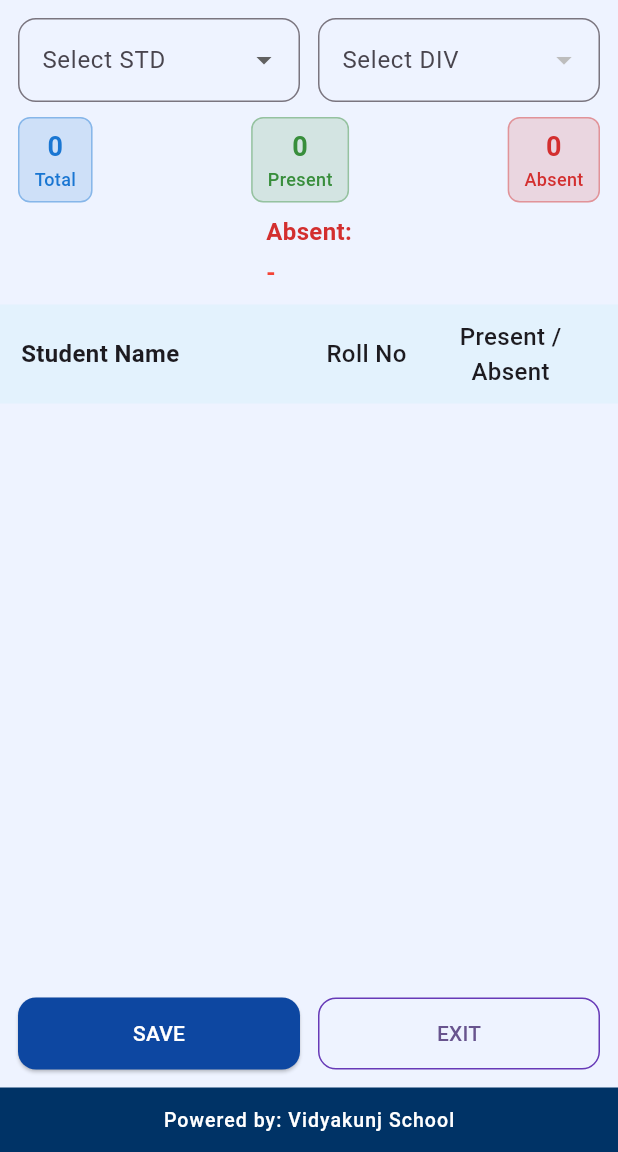
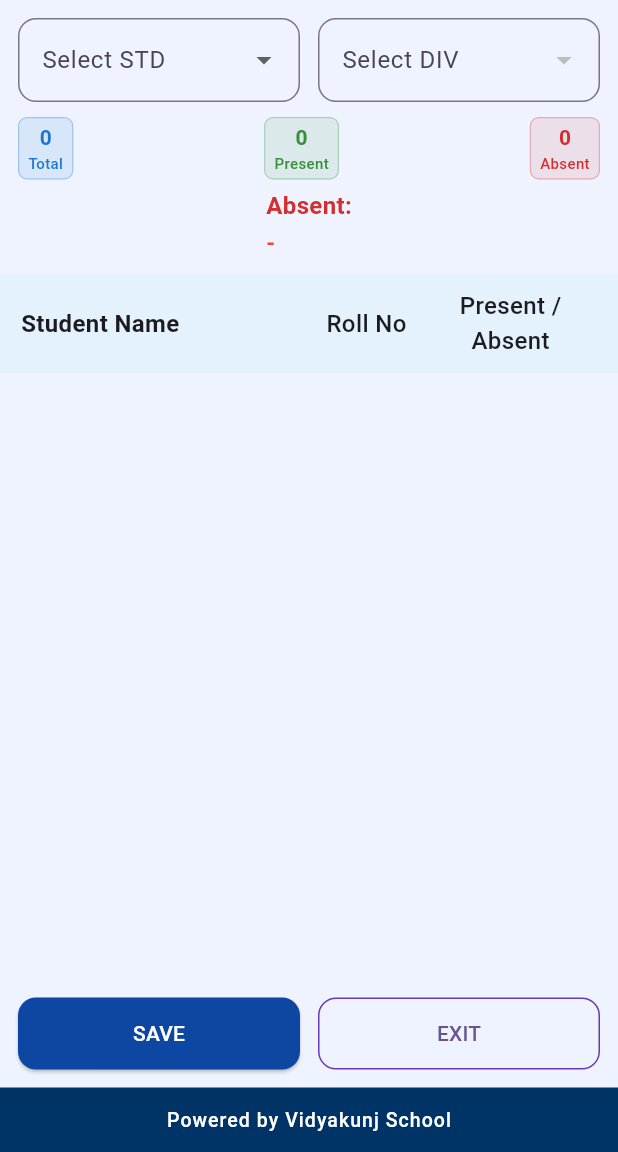
Before and after one commit to vidyakunj/vidyakunj-full-ready, a Flutter app: the screen it shows after launch, on a phone screen of 412 x 824 dp, the part 84-1236 px from its top. Run offline on Flutter 3.47's test engine with Material 3 defaults, Android fonts, the phone set to English and light mode, and no system bars; our stand-ins replace csv, file_picker.

Commit message:
Update new_attendance_screen.dart

```diff
--- a/lib/screens/new_attendance_screen.dart
+++ b/lib/screens/new_attendance_screen.dart
@@ -135,7 +135,7 @@ class _NewAttendanceScreenState extends State<NewAttendanceScreen> {
       backgroundColor: const Color(0xffeef3ff),
 
       appBar: AppBar(
-        backgroundColor: const Color(0xff003366), // Navy Blue
+        backgroundColor: const Color(0xff003366), // NAVY BLUE
         elevation: 4,
         titleSpacing: 0,
         title: Row(
@@ -196,20 +196,20 @@ class _NewAttendanceScreenState extends State<NewAttendanceScreen> {
 
           const SizedBox(height: 10),
 
-          // ------------------------------ COMPACT COUNTERS ------------------------------
+          // ------------------------------ ULTRA-COMPACT COUNTERS ------------------------------
           Padding(
             padding: const EdgeInsets.symmetric(horizontal: 12),
             child: Row(
               mainAxisAlignment: MainAxisAlignment.spaceBetween,
               children: [
-                _compactCounter("Total", students.length, Colors.blue.shade700),
-                _compactCounter("Present", students.where((e) => e.isPresent).length, Colors.green.shade700),
-                _compactCounter("Absent", students.where((e) => !e.isPresent).length, Colors.red.shade700),
+                _tinyCounter("Total", students.length, Colors.blue.shade700),
+                _tinyCounter("Present", students.where((e) => e.isPresent).length, Colors.green.shade700),
+                _tinyCounter("Absent", students.where((e) => !e.isPresent).length, Colors.red.shade700),
               ],
             ),
           ),
 
-          const SizedBox(height: 8),
+          const SizedBox(height: 6),
 
           // ------------------------------ ABSENT NUMBERS ------------------------------
           Padding(
@@ -224,14 +224,14 @@ class _NewAttendanceScreenState extends State<NewAttendanceScreen> {
                     fontWeight: FontWeight.bold,
                   ),
                 ),
-                const SizedBox(height: 4),
+                const SizedBox(height: 3),
                 SingleChildScrollView(
                   scrollDirection: Axis.horizontal,
                   child: Text(
                     absentRollNumbers.isEmpty ? "-" : absentRollNumbers.join(", "),
                     style: const TextStyle(
                       color: Colors.red,
-                      fontSize: 16,
+                      fontSize: 15,
                       fontWeight: FontWeight.bold,
                     ),
                   ),
@@ -287,7 +287,7 @@ class _NewAttendanceScreenState extends State<NewAttendanceScreen> {
             ),
           ),
 
-          // ------------------------------ STYLISH FOOTER ------------------------------
+          // ------------------------------ FOOTER ------------------------------
           Container(
             width: double.infinity,
             padding: const EdgeInsets.symmetric(vertical: 12),
@@ -296,7 +296,7 @@ class _NewAttendanceScreenState extends State<NewAttendanceScreen> {
             ),
             child: const Center(
               child: Text(
-                "Powered by: Vidyakunj School",
+                "Powered by Vidyakunj School",
                 style: TextStyle(
                   fontSize: 13,
                   color: Colors.white,
@@ -310,22 +310,32 @@ class _NewAttendanceScreenState extends State<NewAttendanceScreen> {
     );
   }
 
-  // ------------------------------ COMPACT COUNTER BOX ------------------------------
-  Widget _compactCounter(String title, int value, Color color) {
+  // ------------------------------ ULTRA SMALL COUNTER BOX ------------------------------
+  Widget _tinyCounter(String title, int value, Color color) {
     return Container(
-      padding: const EdgeInsets.symmetric(vertical: 6, horizontal: 10),
+      padding: const EdgeInsets.symmetric(vertical: 3, horizontal: 6),
       decoration: BoxDecoration(
-        color: color.withOpacity(0.15),
-        borderRadius: BorderRadius.circular(8),
-        border: Border.all(color: color.withOpacity(0.4)),
+        color: color.withOpacity(0.10),
+        borderRadius: BorderRadius.circular(6),
+        border: Border.all(color: color.withOpacity(0.3), width: 0.8),
       ),
       child: Column(
         children: [
           Text(
             "$value",
-            style: TextStyle(fontSize: 18, fontWeight: FontWeight.bold, color: color),
+            style: TextStyle(
+              fontSize: 14,
+              fontWeight: FontWeight.bold,
+              color: color,
+            ),
           ),
-          Text(title, style: TextStyle(fontSize: 12, color: color)),
+          Text(
+            title,
+            style: TextStyle(
+              fontSize: 10,
+              color: color,
+            ),
+          ),
         ],
       ),
     );
```
